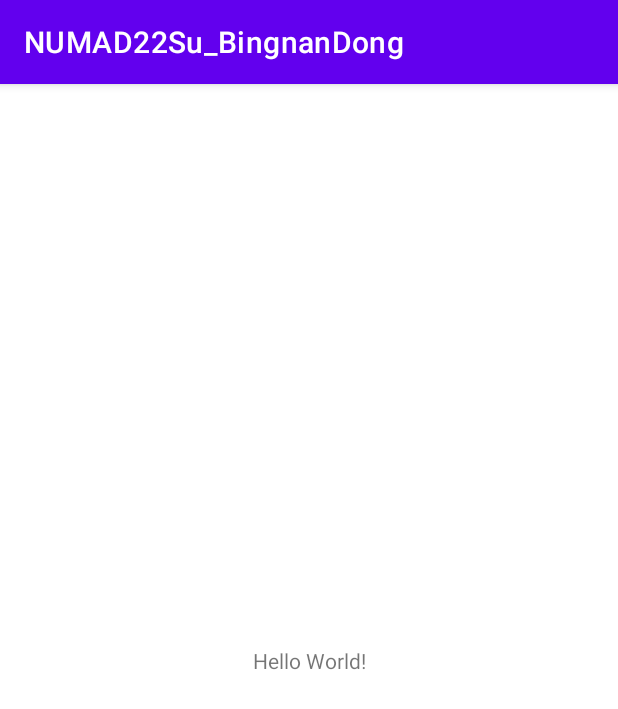
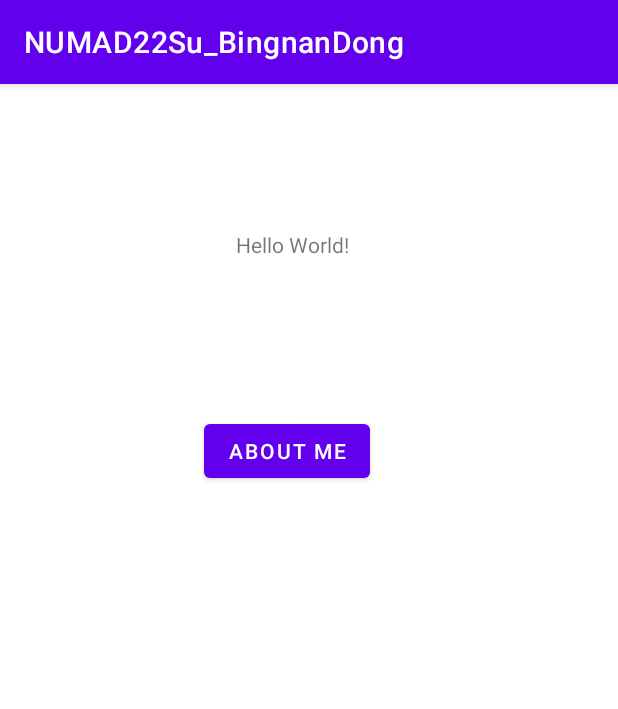
Before and after one commit to dbn233/android-studio-app, an Android app: the screen it shows after launch (MainActivity), on a phone screen of 412 x 824 dp. Shown: the top 709 px of the screen. Run offline under Robolectric (Android 15) with nearby library versions, the phone set to English and light mode, and no system bars.

Commit message:
add button

```diff
--- a/app/src/main/java/edu/neu/madcourse/numad22su_bingnandong/MainActivity.java
+++ b/app/src/main/java/edu/neu/madcourse/numad22su_bingnandong/MainActivity.java
@@ -2,8 +2,10 @@ package edu.neu.madcourse.numad22su_bingnandong;
 
 import androidx.appcompat.app.AppCompatActivity;
 
+import android.content.Context;
 import android.os.Bundle;
-
+import android.widget.Toast;
+import android.view.View;
 public class MainActivity extends AppCompatActivity {
 
     @Override
@@ -11,4 +13,12 @@ public class MainActivity extends AppCompatActivity {
         super.onCreate(savedInstanceState);
         setContentView(R.layout.activity_main);
     }
+    public void aboutMe(View view) {
+        Context context = getApplicationContext();
+        CharSequence text = "Name:BingnanDong\nEmail:dong.bi@northeastern.edu";
+        int duration = Toast.LENGTH_LONG;
+        Toast toast = Toast.makeText(context, text, duration);
+        toast.show();
+
+    }
 }
--- a/app/src/main/res/layout/activity_main.xml
+++ b/app/src/main/res/layout/activity_main.xml
@@ -7,12 +7,26 @@
     tools:context=".MainActivity">
 
     <TextView
+        android:id="@+id/textView"
         android:layout_width="wrap_content"
         android:layout_height="wrap_content"
         android:text="Hello World!"
         app:layout_constraintBottom_toBottomOf="parent"
         app:layout_constraintEnd_toEndOf="parent"
+        app:layout_constraintHorizontal_bias="0.467"
         app:layout_constraintStart_toStartOf="parent"
-        app:layout_constraintTop_toTopOf="parent" />
+        app:layout_constraintTop_toTopOf="parent"
+        app:layout_constraintVertical_bias="0.13" />
+
+    <Button
+        android:id="@+id/button4"
+        android:layout_width="wrap_content"
+        android:layout_height="wrap_content"
+        android:layout_marginStart="136dp"
+        android:layout_marginTop="104dp"
+        android:onClick="aboutMe"
+        android:text="@string/about_me_str"
+        app:layout_constraintStart_toStartOf="parent"
+        app:layout_constraintTop_toBottomOf="@+id/textView" />
 
 </androidx.constraintlayout.widget.ConstraintLayout>
--- a/app/src/main/res/values/strings.xml
+++ b/app/src/main/res/values/strings.xml
@@ -1,3 +1,4 @@
 <resources>
     <string name="app_name">NUMAD22Su_BingnanDong</string>
+    <string name="about_me_str">About me</string>
 </resources>
```
